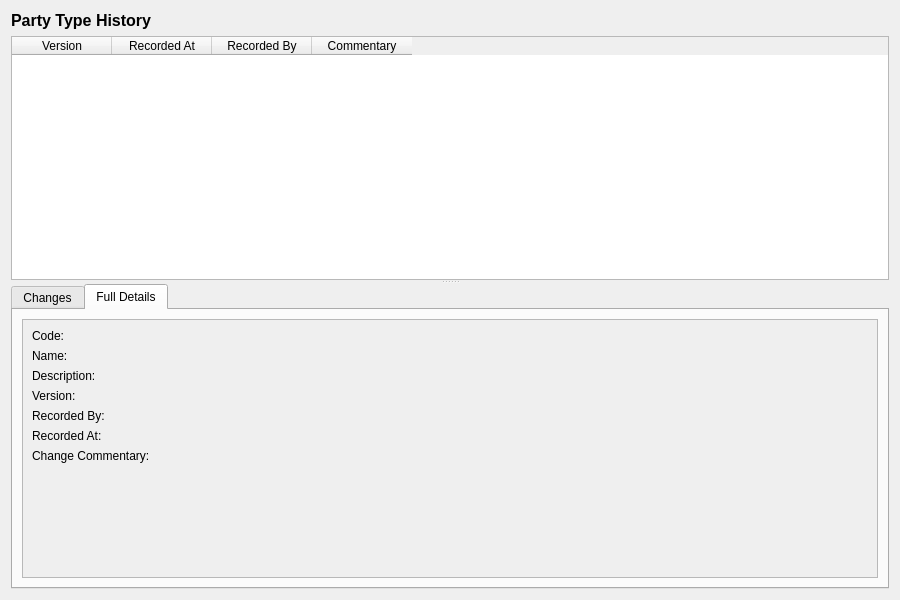
Above: projects/ores.qt/ui/PartyTypeHistoryDialog.ui from OreStudio/OreStudio before the change. Below: the same form after it.
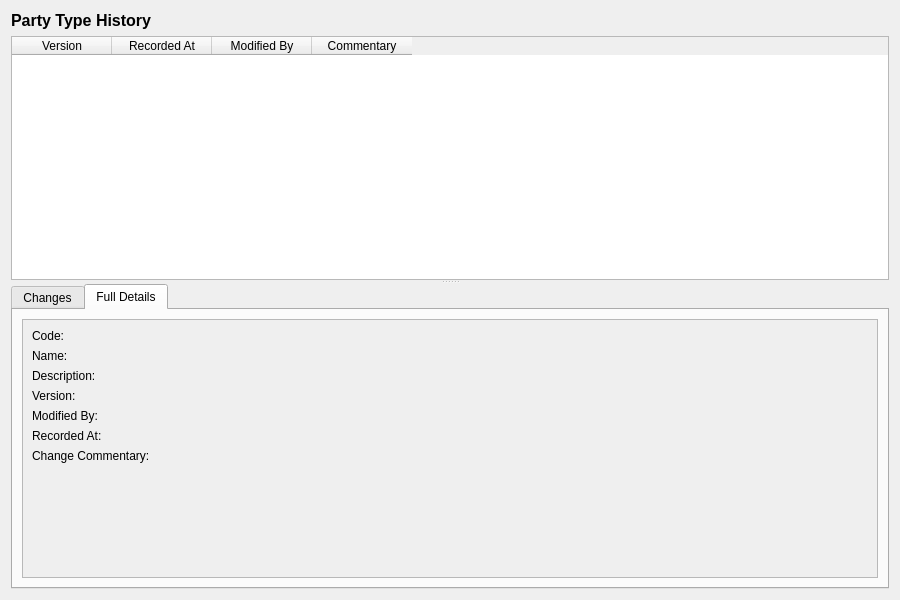
That is the form after the change. The open tabs and pages were chosen to show the change.

Commit message: [protocol] Fix audit trail metadata: rename recorded_by, remove from wire format

The edit to the form file:
```diff
--- a/projects/ores.qt/ui/PartyTypeHistoryDialog.ui
+++ b/projects/ores.qt/ui/PartyTypeHistoryDialog.ui
@@ -63,7 +63,7 @@
       </column>
       <column>
        <property name="text">
-        <string>Recorded By</string>
+        <string>Modified By</string>
        </property>
       </column>
       <column>
@@ -211,7 +211,7 @@
                <item row="4" column="0">
                 <widget class="QLabel" name="recordedByLabel">
                  <property name="text">
-                  <string>Recorded By:</string>
+                  <string>Modified By:</string>
                  </property>
                 </widget>
                </item>
```
Left out of the diff: 4 changed lines with no effect on the pictures. The commit also changes 473 other files.
